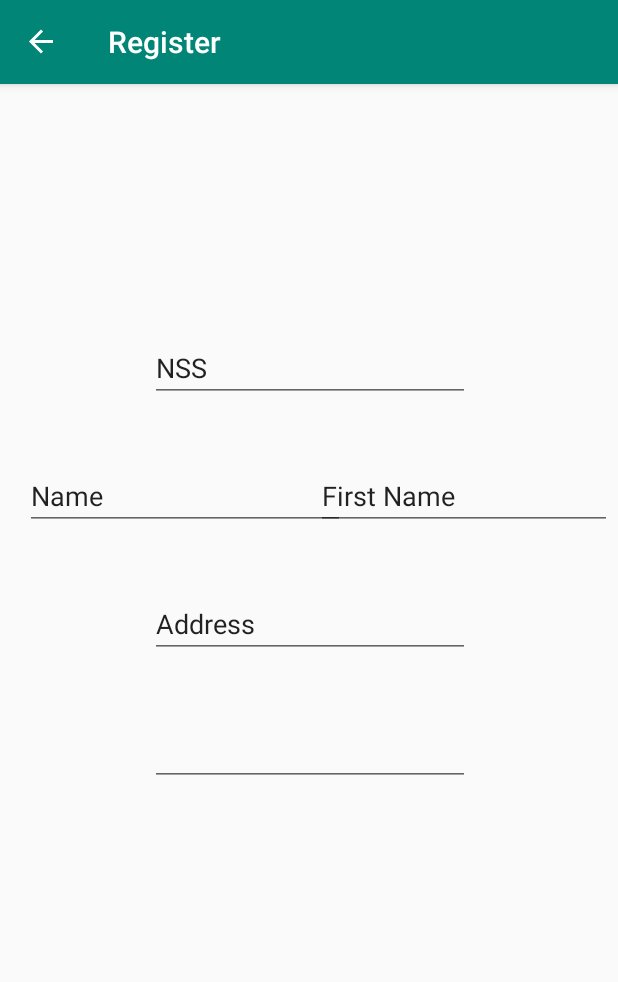
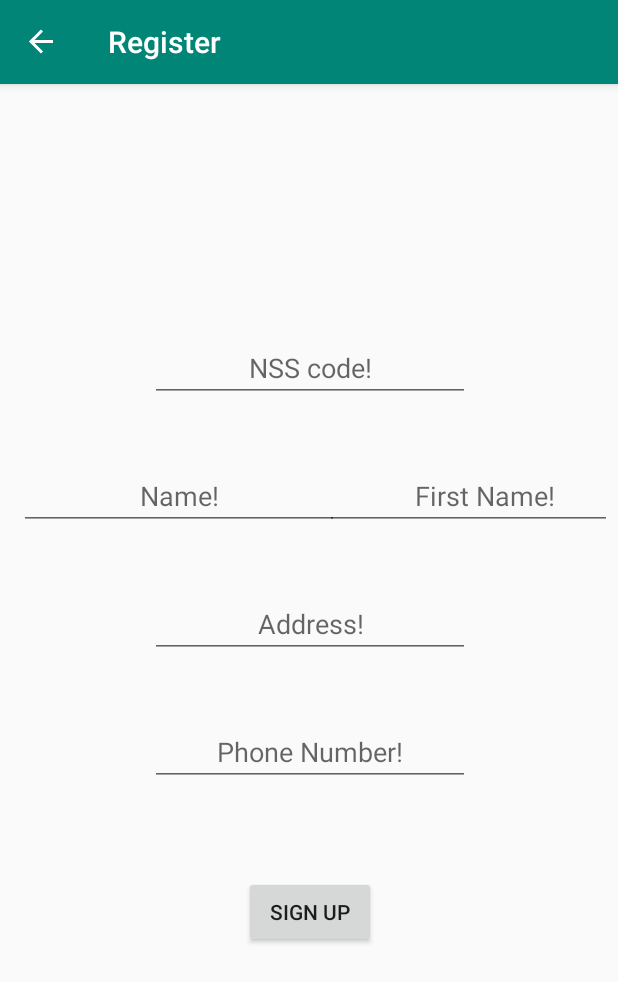
Before and after one commit to gr3psh311/OnlinePharmacy, an Android app: the RegisterFragment screen opened through its navigation route, on a phone screen of 412 x 824 dp. Shown: the top 982 px of the screen. Run offline under Robolectric (Android 15) with nearby library versions, the phone set to English and light mode, and no system bars; our stand-ins replace navigation-ui.

```diff
--- a/app/build.gradle
+++ b/app/build.gradle
@@ -7,6 +7,7 @@ apply plugin: 'kotlin-android-extensions'
 apply plugin: 'kotlin-kapt'
 
 android {
+
     compileSdkVersion 28
     defaultConfig {
         applicationId "com.example.tdmproject"
@@ -45,4 +46,6 @@ dependencies {
     implementation 'androidx.room:room-runtime:2.1.0'
     kapt 'androidx.room:room-compiler:2.1.0'
     testImplementation 'androidx.room:room-testing:2.1.0'
+
+    //implementation group: "com.twilio.sdk", name: "twilio", version: "7.17.1"
 }
--- a/app/src/main/java/com/example/tdmproject/Constants.kt
+++ b/app/src/main/java/com/example/tdmproject/Constants.kt
@@ -1,4 +1,4 @@
 package com.example.tdmproject
 
 //val baseUrl= "https://71603aa7.ngrok.io/"
-val baseUrl= "http://192.168.1.36:8082/"
+val baseUrl= "http://192.168.43.133:8082/"
--- a/app/src/main/java/com/example/tdmproject/LoginFragment.kt
+++ b/app/src/main/java/com/example/tdmproject/LoginFragment.kt
@@ -7,11 +7,6 @@ import android.view.LayoutInflater
 import android.view.View
 import android.view.ViewGroup
 
-
-// TODO: Rename parameter arguments, choose names that match
-// the fragment initialization parameters, e.g. ARG_ITEM_NUMBER
-private const val ARG_PARAM1 = "param1"
-private const val ARG_PARAM2 = "param2"
 
 /**
  * A simple [Fragment] subclass.
--- a/app/src/main/java/com/example/tdmproject/retrofit/Endpoint.kt
+++ b/app/src/main/java/com/example/tdmproject/retrofit/Endpoint.kt
@@ -1,6 +1,7 @@
 package com.example.tdmproject.retrofit
 
 import com.example.tdmproject.entity.Pharmacy
+import com.example.tdmproject.entity.User
 import retrofit2.Call
 import retrofit2.http.*
 
@@ -14,4 +15,7 @@ interface Endpoint {
     fun getDetailPharmacy(@Path("id") id:Int):Call<Pharmacy>
 
 
+    @POST("adduser")
+    fun adduser(@Body user: User):Call<String>
+
 }
--- a/app/src/main/res/layout/fragment_register.xml
+++ b/app/src/main/res/layout/fragment_register.xml
@@ -14,39 +14,39 @@
                 android:inputType="numberDecimal"
                 android:ems="10"
                 android:id="@+id/nss_reg"
-                android:text="NSS" android:layout_marginTop="140dp" app:layout_constraintTop_toTopOf="parent"
+                android:layout_marginTop="140dp" app:layout_constraintTop_toTopOf="parent"
                 android:layout_marginStart="8dp" app:layout_constraintStart_toStartOf="parent"
-                android:layout_marginEnd="8dp" app:layout_constraintEnd_toEndOf="parent"/>
+                android:layout_marginEnd="8dp" app:layout_constraintEnd_toEndOf="parent"
+                android:hint="@string/input_nss" android:textAlignment="center"/>
         <EditText
                 android:layout_width="wrap_content"
                 android:layout_height="wrap_content"
                 android:inputType="textPersonName"
-                android:text="Name"
                 android:ems="10"
                 android:id="@+id/name_reg"
                 app:layout_constraintTop_toBottomOf="@+id/nss_reg" android:layout_marginTop="40dp"
-                app:layout_constraintStart_toStartOf="parent" android:layout_marginStart="8dp"/>
+                app:layout_constraintStart_toStartOf="parent" android:layout_marginStart="4dp"
+                android:hint="@string/input_name" android:textAlignment="center"/>
         <EditText
                 android:layout_width="wrap_content"
                 android:layout_height="wrap_content"
                 android:inputType="textPersonName"
-                android:text="First Name"
                 android:ems="10"
                 app:layout_constraintTop_toBottomOf="@+id/nss_reg"
                 android:layout_marginTop="40dp"
-                android:layout_marginEnd="8dp" app:layout_constraintEnd_toEndOf="parent"
-                app:layout_constraintStart_toEndOf="@+id/name_reg" android:layout_marginStart="8dp"
-                android:id="@+id/firstname_reg"/>
+                android:layout_marginEnd="4dp" app:layout_constraintEnd_toEndOf="parent"
+                app:layout_constraintStart_toEndOf="@+id/name_reg" android:layout_marginStart="20dp"
+                android:id="@+id/firstname_reg" android:hint="@string/input_firstname" android:textAlignment="center"/>
         <EditText
                 android:layout_width="wrap_content"
                 android:layout_height="wrap_content"
                 android:inputType="textPersonName"
-                android:text="Address"
                 android:ems="10"
                 android:id="@+id/address_reg"
                 app:layout_constraintTop_toBottomOf="@+id/firstname_reg" android:layout_marginTop="40dp"
                 android:layout_marginEnd="8dp" app:layout_constraintEnd_toEndOf="parent"
-                android:layout_marginStart="8dp" app:layout_constraintStart_toStartOf="parent"/>
+                android:layout_marginStart="8dp" app:layout_constraintStart_toStartOf="parent"
+                android:hint="@string/input_address" android:textAlignment="center"/>
         <EditText
                 android:layout_width="wrap_content"
                 android:layout_height="wrap_content"
@@ -55,6 +55,15 @@
                 android:id="@+id/phone_num_reg"
                 app:layout_constraintTop_toBottomOf="@+id/address_reg" android:layout_marginTop="40dp"
                 android:layout_marginEnd="8dp" app:layout_constraintEnd_toEndOf="parent"
-                android:layout_marginStart="8dp" app:layout_constraintStart_toStartOf="parent"/>
+                android:layout_marginStart="8dp" app:layout_constraintStart_toStartOf="parent"
+                android:hint="@string/input_phone_num" android:textAlignment="center"/>
+        <Button
+                android:text="@string/btn_signup"
+                android:layout_width="wrap_content"
+                android:layout_height="wrap_content"
+                android:id="@+id/signup" android:layout_marginTop="60dp"
+                app:layout_constraintTop_toBottomOf="@+id/phone_num_reg" app:layout_constraintEnd_toEndOf="parent"
+                android:layout_marginEnd="8dp" app:layout_constraintStart_toStartOf="parent"
+                android:layout_marginStart="8dp"/>
     </androidx.constraintlayout.widget.ConstraintLayout>
 </FrameLayout>
--- a/app/src/main/res/navigation/my_navigator.xml
+++ b/app/src/main/res/navigation/my_navigator.xml
@@ -12,7 +12,9 @@
     <fragment android:id="@+id/login_fragment" android:name="com.example.tdmproject.LoginFragment"
               android:label="Login" tools:layout="@layout/fragment_login"/>
     <fragment android:id="@+id/register_fragment" android:name="com.example.tdmproject.RegisterFragment"
-              android:label="Register" tools:layout="@layout/fragment_register"/>
+              android:label="Register" tools:layout="@layout/fragment_register">
+        <action android:id="@+id/action_register_fragment_to_login_fragment" app:destination="@id/login_fragment"/>
+    </fragment>
     <fragment android:id="@+id/browseFragment" android:name="com.example.tdmproject.browseFragment"
               android:label="List Pharmacies" tools:layout="@layout/fragment_browse">
         <action android:id="@+id/action_browseFragment_to_detailFragment" app:destination="@id/detailFragment"/>
--- a/app/src/main/res/values/strings.xml
+++ b/app/src/main/res/values/strings.xml
@@ -14,4 +14,14 @@
     <string name="localisation">No Localisation Available!</string>
 
     <string name="ville">No City Available For Now!</string>
+
+    <string name="input_nss">NSS code!</string>
+    <string name="input_name">Name!</string>
+    <string name="input_firstname">First Name!</string>
+    <string name="input_address">Address!</string>
+    <string name="input_phone_num">Phone Number!</string>
+    <string name="input_password">Password!</string>
+
+    <string name="btn_signup">Sign UP</string>
+    <string name="btn_signin">Sign IN</string>
 </resources>
```
Also changed, not shown: app/src/main/java/com/example/tdmproject/RegisterFragment.kt (+62 -8 lines), app/src/main/java/com/example/tdmproject/entity/User.kt (added, +17 -0 lines), app/src/main/res/layout/fragment_login.xml (+12 -4 lines).
